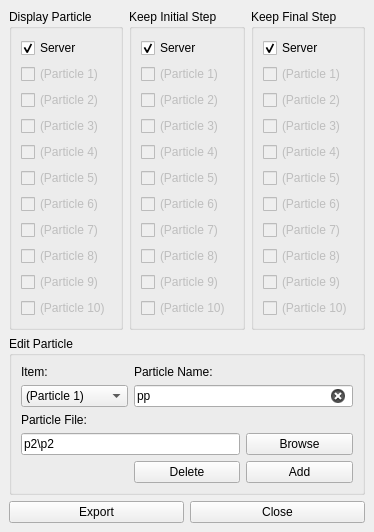
CCSEPBVR/pbvr_client, file QtClient/Panels/particlepanel.ui: the form before one commit.
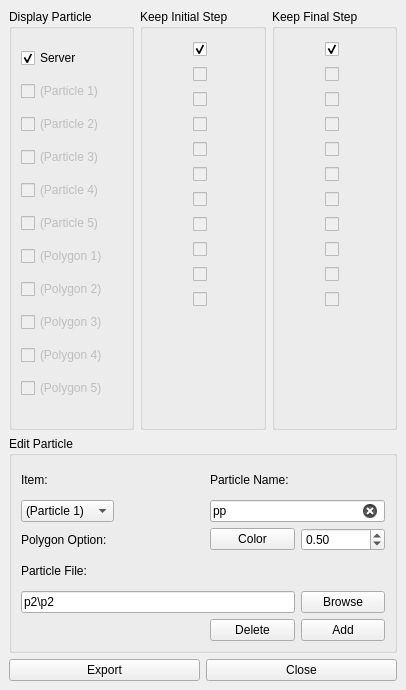
The form after the commit.

Patch:
```diff
--- a/QtClient/Panels/particlepanel.ui
+++ b/QtClient/Panels/particlepanel.ui
@@ -6,8 +6,8 @@
    <rect>
     <x>0</x>
     <y>0</y>
-    <width>335</width>
-    <height>506</height>
+    <width>406</width>
+    <height>690</height>
    </rect>
   </property>
   <property name="windowTitle">
@@ -15,6 +15,13 @@
   </property>
   <widget class="QWidget" name="dockWidgetContents">
    <layout class="QGridLayout" name="gridLayout">
+    <item row="2" column="1">
+     <widget class="QPushButton" name="closeButton">
+      <property name="text">
+       <string>Close</string>
+      </property>
+     </widget>
+    </item>
     <item row="1" column="0" colspan="2">
      <widget class="QGroupBox" name="groupBox">
       <property name="title">
@@ -50,46 +57,32 @@
          </item>
          <item>
           <property name="text">
-           <string>(Particle 6)</string>
+           <string>(Polygon 1)</string>
           </property>
          </item>
          <item>
           <property name="text">
-           <string>(Particle 7)</string>
+           <string>(Polygon 2)</string>
           </property>
          </item>
          <item>
           <property name="text">
-           <string>(Particle 8)</string>
+           <string>(Polygon 3)</string>
           </property>
          </item>
          <item>
           <property name="text">
-           <string>(Particle 9)</string>
+           <string>(Polygon 4)</string>
           </property>
          </item>
          <item>
           <property name="text">
-           <string>(Particle 10)</string>
+           <string>(Polygon 5)</string>
           </property>
          </item>
         </widget>
        </item>
-       <item row="4" column="1">
-        <widget class="QPushButton" name="delete_btn">
-         <property name="text">
-          <string>Delete</string>
-         </property>
-        </widget>
-       </item>
-       <item row="0" column="1">
-        <widget class="QLabel" name="label_3">
-         <property name="text">
-          <string>Particle Name:</string>
-         </property>
-        </widget>
-       </item>
-       <item row="1" column="1" colspan="2">
+       <item row="1" column="2" colspan="2">
         <widget class="QLineEdit" name="particleName">
          <property name="text">
           <string>pp</string>
@@ -99,35 +92,14 @@
          </property>
         </widget>
        </item>
-       <item row="0" column="0">
-        <widget class="QLabel" name="label_2">
-         <property name="text">
-          <string>Item:</string>
-         </property>
-        </widget>
-       </item>
-       <item row="2" column="0">
-        <widget class="QLabel" name="label_4">
-         <property name="text">
-          <string>Particle File:</string>
-         </property>
-        </widget>
-       </item>
        <item row="3" column="2">
-        <widget class="QPushButton" name="browseButton">
+        <widget class="QPushButton" name="pushButton">
          <property name="text">
-          <string>Browse</string>
+          <string>Color</string>
          </property>
         </widget>
        </item>
-       <item row="4" column="2">
-        <widget class="QPushButton" name="setButton">
-         <property name="text">
-          <string>Add</string>
-         </property>
-        </widget>
-       </item>
-       <item row="3" column="0" colspan="2">
+       <item row="5" column="0" colspan="3">
         <widget class="QLineEdit" name="particleFile">
          <property name="enabled">
           <bool>true</bool>
@@ -140,9 +112,84 @@
          </property>
         </widget>
        </item>
+       <item row="3" column="0">
+        <widget class="QLabel" name="label">
+         <property name="enabled">
+          <bool>true</bool>
+         </property>
+         <property name="text">
+          <string>Polygon Option:</string>
+         </property>
+        </widget>
+       </item>
+       <item row="6" column="3">
+        <widget class="QPushButton" name="setButton">
+         <property name="text">
+          <string>Add</string>
+         </property>
+        </widget>
+       </item>
+       <item row="4" column="0">
+        <widget class="QLabel" name="label_4">
+         <property name="text">
+          <string>Particle File:</string>
+         </property>
+        </widget>
+       </item>
+       <item row="5" column="3">
+        <widget class="QPushButton" name="browseButton">
+         <property name="text">
+          <string>Browse</string>
+         </property>
+        </widget>
+       </item>
+       <item row="0" column="2">
+        <widget class="QLabel" name="label_3">
+         <property name="text">
+          <string>Particle Name:</string>
+         </property>
+        </widget>
+       </item>
+       <item row="0" column="0">
+        <widget class="QLabel" name="label_2">
+         <property name="text">
+          <string>Item:</string>
+         </property>
+        </widget>
+       </item>
+       <item row="3" column="3">
+        <widget class="QDoubleSpinBox" name="doubleSpinBox">
+         <property name="decimals">
+          <number>2</number>
+         </property>
+         <property name="maximum">
+          <double>1.000000000000000</double>
+         </property>
+         <property name="singleStep">
+          <double>0.010000000000000</double>
+         </property>
+         <property name="value">
+          <double>0.500000000000000</double>
+         </property>
+        </widget>
+       </item>
+       <item row="6" column="2">
+        <widget class="QPushButton" name="delete_btn">
+         <property name="text">
+          <string>Delete</string>
+         </property>
+        </widget>
+       </item>
       </layout>
      </widget>
     </item>
+    <item row="2" column="0">
+     <widget class="QPushButton" name="exportButton">
+      <property name="text">
+       <string>Export</string>
+      </property>
+     </widget>
+    </item>
     <item row="0" column="0" colspan="2">
      <layout class="QHBoxLayout" name="horizontalLayout_2">
       <item>
@@ -151,6 +198,15 @@
          <string>Display Particle</string>
         </property>
         <layout class="QVBoxLayout" name="verticalLayout_4">
+         <property name="sizeConstraint">
+          <enum>QLayout::SetDefaultConstraint</enum>
+         </property>
+         <property name="topMargin">
+          <number>12</number>
+         </property>
+         <property name="bottomMargin">
+          <number>12</number>
+         </property>
          <item>
           <widget class="QCheckBox" name="display0">
            <property name="enabled">
@@ -223,7 +279,7 @@
             <bool>false</bool>
            </property>
            <property name="text">
-            <string>(Particle 6)</string>
+            <string>(Polygon 1)</string>
            </property>
           </widget>
          </item>
@@ -233,7 +289,7 @@
             <bool>false</bool>
            </property>
            <property name="text">
-            <string>(Particle 7)</string>
+            <string>(Polygon 2)</string>
            </property>
           </widget>
          </item>
@@ -243,7 +299,7 @@
             <bool>false</bool>
            </property>
            <property name="text">
-            <string>(Particle 8)</string>
+            <string>(Polygon 3)</string>
            </property>
           </widget>
          </item>
@@ -253,7 +309,7 @@
             <bool>false</bool>
            </property>
            <property name="text">
-            <string>(Particle 9)</string>
+            <string>(Polygon 4)</string>
            </property>
           </widget>
          </item>
@@ -263,7 +319,7 @@
             <bool>false</bool>
            </property>
            <property name="text">
-            <string>(Particle 10)</string>
+            <string>(Polygon 5)</string>
            </property>
           </widget>
          </item>
@@ -279,13 +335,31 @@
          <string>Keep Initial Step</string>
         </property>
         <layout class="QVBoxLayout" name="verticalLayout_5">
+         <property name="spacing">
+          <number>10</number>
+         </property>
+         <property name="sizeConstraint">
+          <enum>QLayout::SetDefaultConstraint</enum>
+         </property>
+         <property name="leftMargin">
+          <number>50</number>
+         </property>
+         <property name="topMargin">
+          <number>13</number>
+         </property>
+         <property name="rightMargin">
+          <number>12</number>
+         </property>
+         <property name="bottomMargin">
+          <number>120</number>
+         </property>
          <item>
           <widget class="QCheckBox" name="keepInitial0">
            <property name="enabled">
             <bool>true</bool>
            </property>
            <property name="text">
-            <string>Server</string>
+            <string/>
            </property>
            <property name="checked">
             <bool>true</bool>
@@ -301,7 +375,7 @@
             <bool>false</bool>
            </property>
            <property name="text">
-            <string>(Particle 1)</string>
+            <string/>
            </property>
            <property name="checkable">
             <bool>true</bool>
@@ -314,7 +388,7 @@
             <bool>false</bool>
            </property>
            <property name="text">
-            <string>(Particle 2)</string>
+            <string/>
            </property>
           </widget>
          </item>
@@ -324,7 +398,7 @@
             <bool>false</bool>
            </property>
            <property name="text">
-            <string>(Particle 3)</string>
+            <string/>
            </property>
           </widget>
          </item>
@@ -334,7 +408,7 @@
             <bool>false</bool>
            </property>
            <property name="text">
-            <string>(Particle 4)</string>
+            <string/>
            </property>
           </widget>
          </item>
@@ -344,7 +418,7 @@
             <bool>false</bool>
            </property>
            <property name="text">
-            <string>(Particle 5)</string>
+            <string/>
            </property>
           </widget>
          </item>
@@ -354,7 +428,7 @@
             <bool>false</bool>
            </property>
            <property name="text">
-            <string>(Particle 6)</string>
+            <string/>
            </property>
           </widget>
          </item>
@@ -364,7 +438,7 @@
             <bool>false</bool>
            </property>
            <property name="text">
-            <string>(Particle 7)</string>
+            <string/>
            </property>
           </widget>
          </item>
@@ -374,7 +448,7 @@
             <bool>false</bool>
            </property>
            <property name="text">
-            <string>(Particle 8)</string>
+            <string/>
            </property>
           </widget>
          </item>
@@ -384,7 +458,7 @@
             <bool>false</bool>
            </property>
            <property name="text">
-            <string>(Particle 9)</string>
+            <string/>
            </property>
           </widget>
          </item>
@@ -394,7 +468,7 @@
             <bool>false</bool>
            </property>
            <property name="text">
-            <string>(Particle 10)</string>
+            <string/>
            </property>
           </widget>
          </item>
@@ -407,13 +481,25 @@
          <string>Keep Final Step</string>
         </property>
         <layout class="QVBoxLayout" name="verticalLayout">
+         <property name="spacing">
+          <number>10</number>
+         </property>
+         <property name="leftMargin">
+          <number>50</number>
+         </property>
+         <property name="topMargin">
+          <number>13</number>
+         </property>
+         <property name="bottomMargin">
+          <number>120</number>
+         </property>
          <item>
           <widget class="QCheckBox" name="keepFinal0">
            <property name="enabled">
             <bool>true</bool>
            </property>
            <property name="text">
-            <string>Server</string>
+            <string/>
            </property>
            <property name="checked">
             <bool>true</bool>
@@ -426,7 +512,7 @@
             <bool>false</bool>
            </property>
            <property name="text">
-            <string>(Particle 1)</string>
+            <string/>
            </property>
            <property name="checkable">
             <bool>true</bool>
@@ -439,7 +525,7 @@
             <bool>false</bool>
            </property>
            <property name="text">
-            <string>(Particle 2)</string>
+            <string/>
            </property>
           </widget>
          </item>
@@ -449,7 +535,7 @@
             <bool>false</bool>
            </property>
            <property name="text">
-            <string>(Particle 3)</string>
+            <string/>
            </property>
           </widget>
          </item>
@@ -459,7 +545,7 @@
             <bool>false</bool>
            </property>
            <property name="text">
-            <string>(Particle 4)</string>
+            <string/>
            </property>
           </widget>
          </item>
@@ -469,7 +555,7 @@
             <bool>false</bool>
            </property>
            <property name="text">
-            <string>(Particle 5)</string>
+            <string/>
            </property>
           </widget>
          </item>
@@ -479,7 +565,7 @@
             <bool>false</bool>
            </property>
            <property name="text">
-            <string>(Particle 6)</string>
+            <string/>
            </property>
           </widget>
          </item>
@@ -489,7 +575,7 @@
             <bool>false</bool>
            </property>
            <property name="text">
-            <string>(Particle 7)</string>
+            <string/>
            </property>
           </widget>
          </item>
@@ -499,7 +585,7 @@
             <bool>false</bool>
            </property>
            <property name="text">
-            <string>(Particle 8)</string>
+            <string/>
            </property>
           </widget>
          </item>
@@ -509,7 +595,7 @@
             <bool>false</bool>
            </property>
            <property name="text">
-            <string>(Particle 9)</string>
+            <string/>
            </property>
           </widget>
          </item>
@@ -519,7 +605,7 @@
             <bool>false</bool>
            </property>
            <property name="text">
-            <string>(Particle 10)</string>
+            <string/>
            </property>
           </widget>
          </item>
@@ -528,20 +614,6 @@
       </item>
      </layout>
     </item>
-    <item row="2" column="0">
-     <widget class="QPushButton" name="exportButton">
-      <property name="text">
-       <string>Export</string>
-      </property>
-     </widget>
-    </item>
-    <item row="2" column="1">
-     <widget class="QPushButton" name="closeButton">
-      <property name="text">
-       <string>Close</string>
-      </property>
-     </widget>
-    </item>
    </layout>
   </widget>
  </widget>
```
